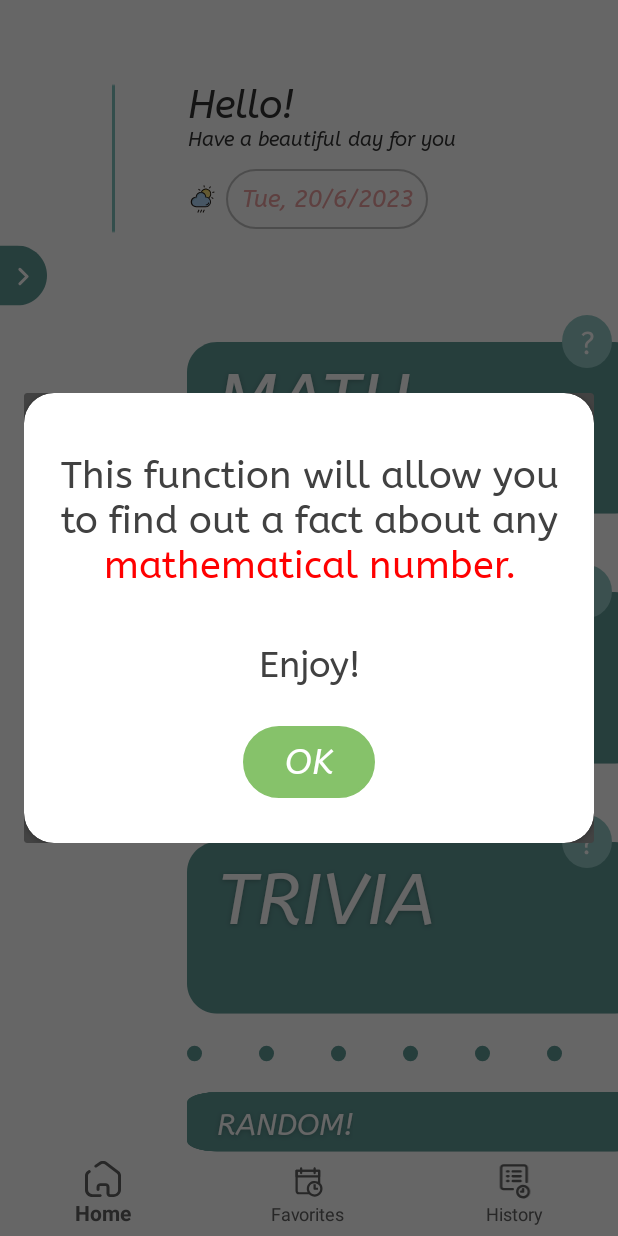
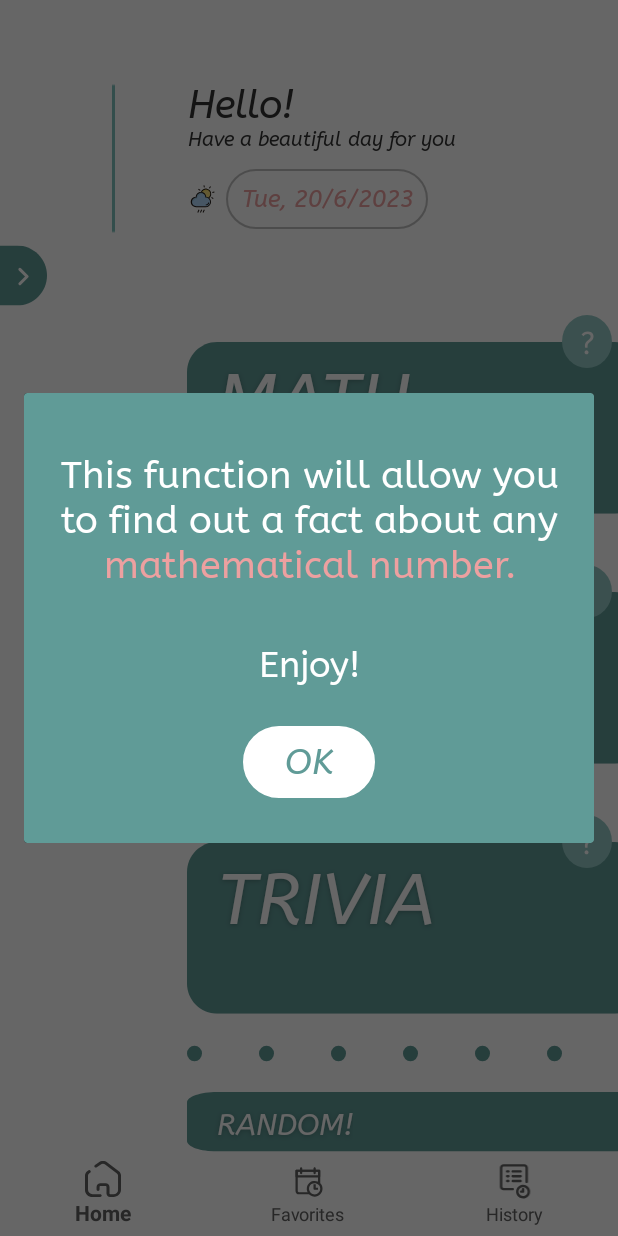
Before and after one commit to mestnq/NumericFacts, an Android app: the HomeFragment screen opened through its navigation route, after a tap on an icon or button, on a phone screen of 412 x 824 dp. Run offline under Robolectric (Android 15) with nearby library versions, the phone set to English and light mode, and no system bars.

Commit message:
changed description dialog

```diff
--- a/app/src/main/res/layout/description_card_view.xml
+++ b/app/src/main/res/layout/description_card_view.xml
@@ -4,8 +4,7 @@
     android:id="@+id/description_card_view"
     android:layout_width="match_parent"
     android:layout_height="match_parent"
-    android:backgroundTint="@color/white"
-    app:cardCornerRadius="20dp">
+    android:backgroundTint="@color/green">
 
     <androidx.constraintlayout.widget.ConstraintLayout
         android:layout_width="wrap_content"
@@ -33,6 +32,7 @@
             android:fontFamily="@font/abeezee_regular"
             android:gravity="center_horizontal|top"
             android:text="@string/error"
+            android:textColor="@color/white"
             android:textAppearance="@style/description"
             app:layout_constraintBottom_toBottomOf="@id/rectangle_1"
             app:layout_constraintEnd_toEndOf="@id/rectangle_1"
@@ -46,6 +46,7 @@
             android:layout_height="wrap_content"
             android:fontFamily="@font/abeezee_regular"
             android:text="@string/enjoy"
+            android:textColor="@color/white"
             android:textAppearance="@style/description"
             app:layout_constraintBottom_toBottomOf="@id/rectangle_1"
             app:layout_constraintEnd_toEndOf="@id/text_description"
@@ -65,8 +66,8 @@
             android:fontFamily="@font/abeezee_italic"
             android:text="@string/ok"
             android:textAppearance="@style/description"
-            android:textColor="@color/white"
-            app:backgroundTint="@color/so_light_green"
+            android:textColor="@color/green"
+            app:backgroundTint="@color/white"
             app:layout_constraintBottom_toBottomOf="@id/rectangle_1"
             app:layout_constraintEnd_toEndOf="@id/enjoy"
             app:layout_constraintStart_toStartOf="@id/enjoy"
--- a/app/src/main/res/values/strings.xml
+++ b/app/src/main/res/values/strings.xml
@@ -11,9 +11,9 @@
     <string name="date_type">date</string>
     <string name="trivia_type">trivia</string>
     <string name="random_type">random!</string>
-    <string name="description_math"><![CDATA[This function will allow you to find out a fact about any <font color="#FF0000">mathematical number.</font>]]></string>
-    <string name="description_trivia"><![CDATA[This function will allow you to find out a fact about <font color="#FF0000">anything.</font>]]></string>
-    <string name="description_date"><![CDATA[This function will allow you to find out a fact about any <font color="#FF0000">date.</font>]]></string>
+    <string name="description_math"><![CDATA[This function will allow you to find out a fact about any <font color="#EDA0A0">mathematical number.</font>]]></string>
+    <string name="description_trivia"><![CDATA[This function will allow you to find out a fact about <font color="#EDA0A0">anything.</font>]]></string>
+    <string name="description_date"><![CDATA[This function will allow you to find out a fact about any <font color="#EDA0A0">date.</font>]]></string>
     <string name="enjoy">Enjoy!</string>
     <string name="ok">OK</string>
     <string name="text_type">You have chosen this type:</string>
@@ -31,7 +31,7 @@
     <string name="favorites">Favorites</string>
     <string name="find_your_favorites">Find your favorites</string>
     <string name="fact_list_2">April 30th is the day in 1894 that Coxey\'s Army reaches Washington, D.C. to protest the unemployment caused by the Panic of 1893.</string>
-    <string name="error">Oops! There was some error, <font color='#DC7070'>sorry.</font></string>
+    <string name="error">Oops! There was some error, <font color='#EDA0A0'>sorry.</font></string>
     <string name="error_connection">Sorry, but an error has occurred. Check connection.</string>
     <string name="enter_the_number">Enter number</string>
 
```
